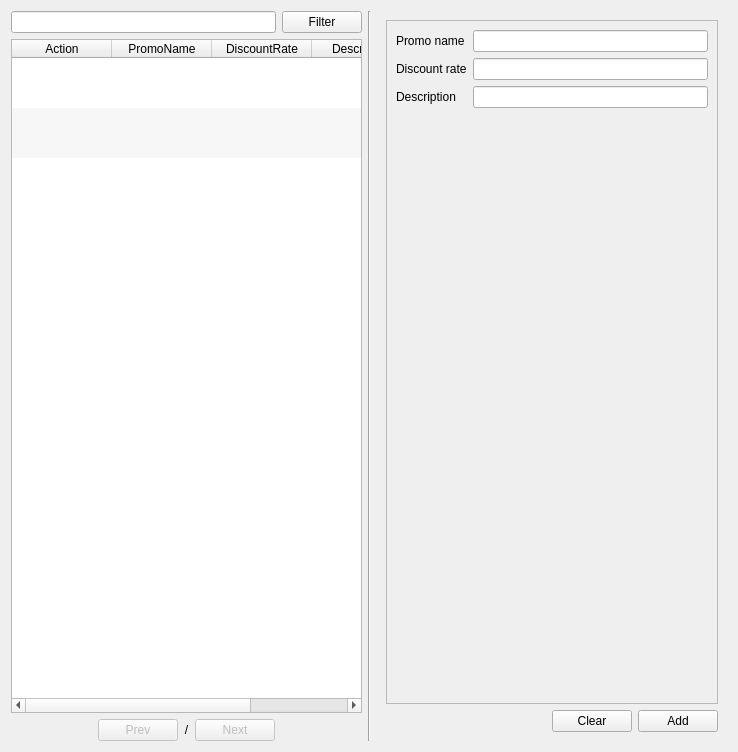
First picture: the form in app/views/templates/generated/ManageSupplier.ui, repository rondalefloyd/mts-pos, before the edit.
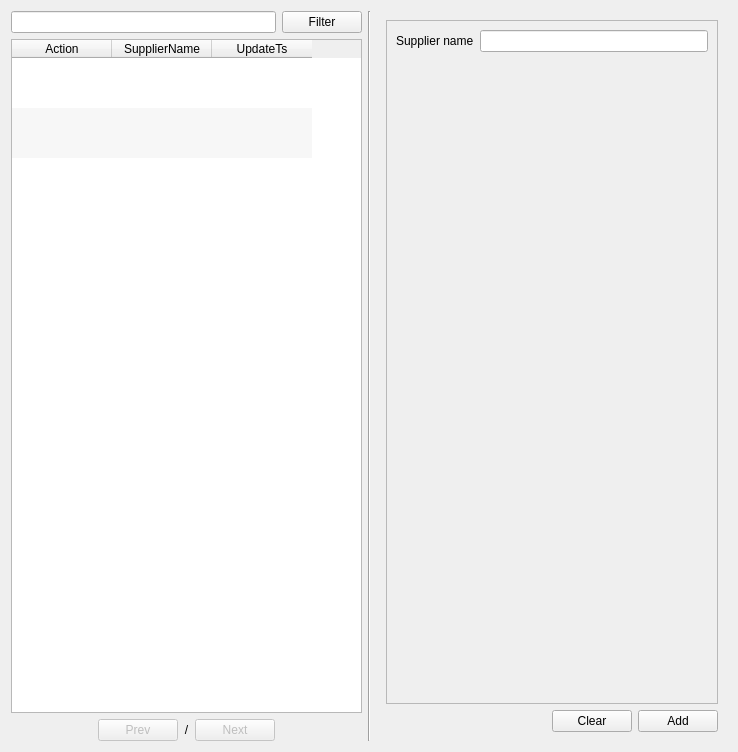
Second picture: the form after the edit.

```diff
--- a/app/views/templates/generated/ManageSupplier.ui
+++ b/app/views/templates/generated/ManageSupplier.ui
@@ -93,17 +93,7 @@
        </column>
        <column>
         <property name="text">
-         <string>PromoName</string>
-        </property>
-       </column>
-       <column>
-        <property name="text">
-         <string>DiscountRate</string>
-        </property>
-       </column>
-       <column>
-        <property name="text">
-         <string>Description</string>
+         <string>SupplierName</string>
         </property>
        </column>
        <column>
@@ -209,36 +199,12 @@
           <item row="0" column="0">
            <widget class="QLabel" name="label_3">
             <property name="text">
-             <string>Promo name</string>
+             <string>Supplier name</string>
             </property>
            </widget>
           </item>
           <item row="0" column="1">
-           <widget class="QLineEdit" name="lineEditPromoName"/>
-          </item>
-          <item row="1" column="0">
-           <widget class="QLabel" name="label_2">
-            <property name="text">
-             <string>Discount rate</string>
-            </property>
-           </widget>
-          </item>
-          <item row="1" column="1">
-           <widget class="QLineEdit" name="lineEditDiscountRate">
-            <property name="alignment">
-             <set>Qt::AlignRight|Qt::AlignTrailing|Qt::AlignVCenter</set>
-            </property>
-           </widget>
-          </item>
-          <item row="2" column="0">
-           <widget class="QLabel" name="label">
-            <property name="text">
-             <string>Description</string>
-            </property>
-           </widget>
-          </item>
-          <item row="2" column="1">
-           <widget class="QLineEdit" name="lineEditDescription"/>
+           <widget class="QLineEdit" name="lineEditSupplierName"/>
           </item>
          </layout>
         </widget>
```
Left out of the diff: 6 changed lines with no effect on the pictures.
